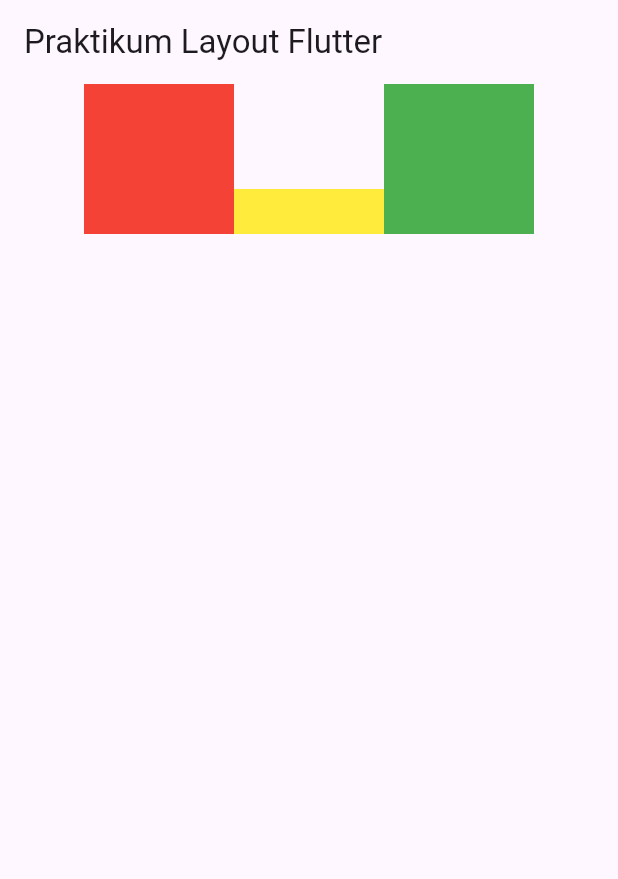
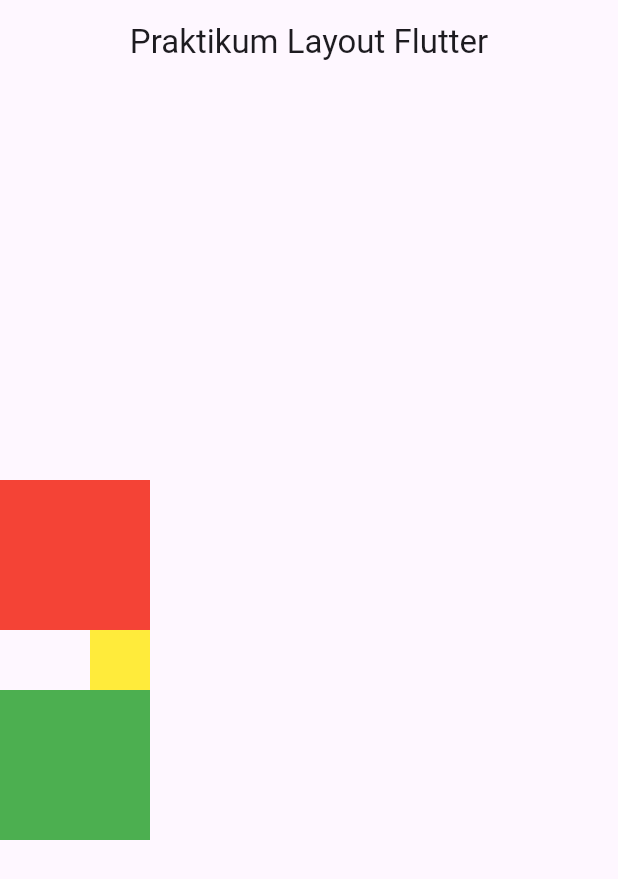
Before and after one commit to triiikusuma/praktikum_multiplatform_unit_3, a Flutter app: the screen it shows after launch, on a phone screen of 412 x 824 dp. Shown: the top 879 px of the screen. Run offline on Flutter 3.47's test engine with Material 3 defaults, Android fonts, the phone set to English and light mode, and no system bars.

Commit message:
e. Layout dengan Column

```diff
--- a/lib/main.dart
+++ b/lib/main.dart
@@ -23,13 +23,14 @@ class HomePage extends StatelessWidget {
     return Scaffold(
       appBar: AppBar(
         title: Text('Praktikum Layout Flutter'),
+        centerTitle: true,
       ),
-      body: Row(
+      body: Column(
         mainAxisAlignment: MainAxisAlignment.center,
         crossAxisAlignment: CrossAxisAlignment.end,
         children: <Widget>[
           Container(color: Colors.red, height: 100, width: 100),
-          Container(color: Colors.yellow, height: 30, width: 100),
+          Container(color: Colors.yellow, height: 40, width: 40),
           Container(color: Colors.green, height: 100, width: 100),
         ],
       )
```
